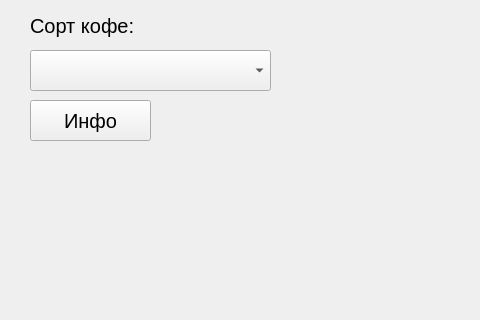
The window that main.ui (George-Derganov/Espresso) describes before a commit, drawn with Qt 5; both pictures show x 0 to 480 and y 0 to 320 of the 800 by 600 pixel window.
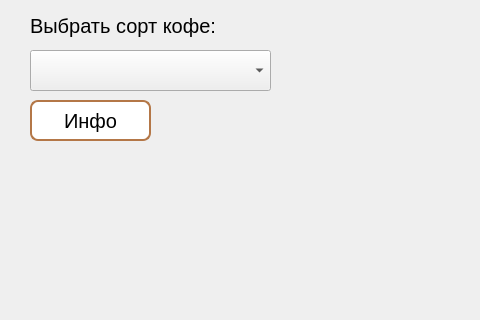
The same window after the commit.

```diff
--- a/main.ui
+++ b/main.ui
@@ -55,7 +55,7 @@
      </font>
     </property>
     <property name="text">
-     <string>Сорт кофе:</string>
+     <string>Выбрать сорт кофе:</string>
     </property>
    </widget>
    <widget class="QLabel" name="roast">
@@ -92,6 +92,15 @@
       <pointsize>15</pointsize>
      </font>
     </property>
+    <property name="styleSheet">
+     <string notr="true">QPushButton {
+background-color: white;border: 2px solid #B47747; border-radius: 8px;
+}
+
+QPushButton:hover {
+background-color: BISQUE;border: 2px solid #B47747; border-radius: 8px;
+}</string>
+    </property>
     <property name="text">
      <string>Инфо</string>
     </property>
```
Left out of the diff: 12 changed lines with no effect on the pictures.
